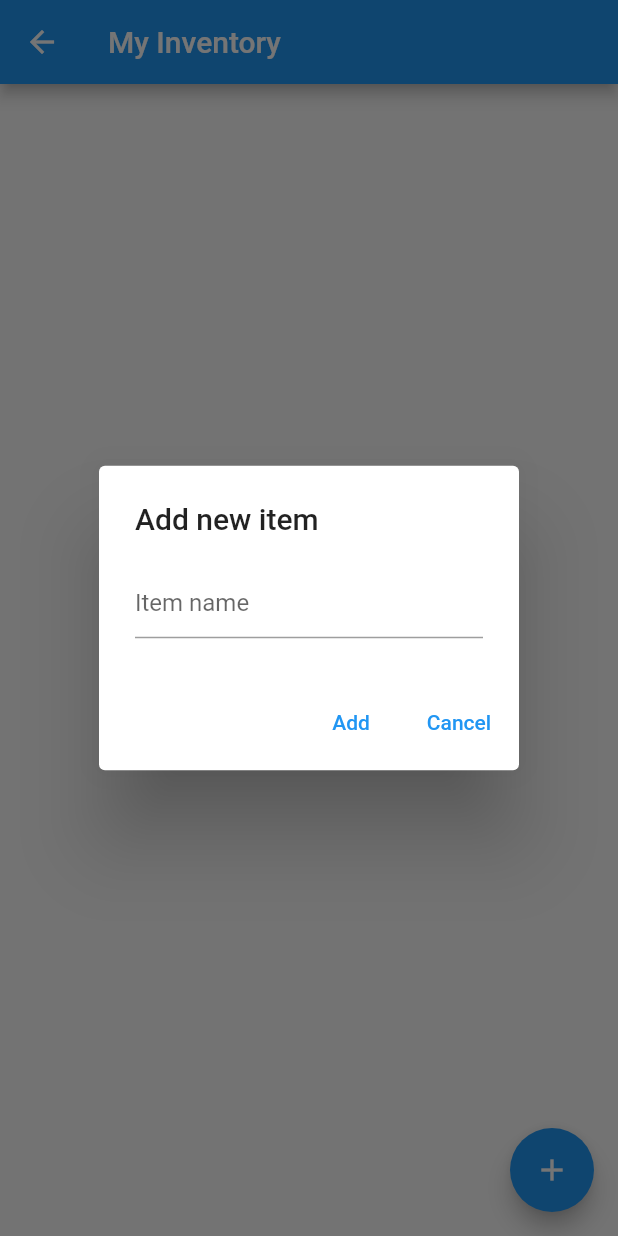
After one commit to vle3/vle3-lesson4-cmsc4303, a Flutter app: the MyInventoryScreen screen opened by its route, after a tap on the "add" icon, on a phone screen of 412 x 824 dp. The commit adds this screen. Run offline on Flutter 3.47's test engine with Material 2 defaults, Android fonts, the phone set to English and light mode, and no system bars; our stand-ins replace cloud_firestore, firebase_auth, firebase_core, firebase_storage, image_picker; accounts and stored records are empty.

Commit message:
My inventory page and Add button implementation

```diff
--- a/lib/controller/firestore_controller.dart
+++ b/lib/controller/firestore_controller.dart
@@ -1,8 +1,17 @@
 import 'package:cloud_firestore/cloud_firestore.dart';
+import 'package:lesson4/model/item.dart';
 import 'package:lesson4/model/photomemo.dart';
 
 class FirestoreController {
   static const photoMemoCollection = 'photomemo_collection';
+  static const inventoryCollection = 'inventory';
+
+  static Future<String> addItem({required Item item}) async {
+    DocumentReference ref = await FirebaseFirestore.instance
+        .collection(inventoryCollection)
+        .add(item.toFireStoreDoc());
+    return ref.id;
+  }
 
   static Future<String> addPhotoMemo({required PhotoMemo photoMemo}) async {
     DocumentReference ref = await FirebaseFirestore.instance
--- a/lib/main.dart
+++ b/lib/main.dart
@@ -3,6 +3,7 @@ import 'package:firebase_core/firebase_core.dart';
 import 'package:lesson4/model/photomemo.dart';
 import 'package:lesson4/viewscreen/createaccount_screen.dart';
 import 'package:lesson4/viewscreen/detailview_screen.dart';
+import 'package:lesson4/viewscreen/myinventory_screen.dart';
 import 'package:lesson4/viewscreen/sharedwith_screen.dart';
 import 'package:lesson4/viewscreen/startdispatcher.dart';
 import 'package:lesson4/viewscreen/view/createphotomemo_screen.dart';
@@ -29,6 +30,7 @@ class PhotoMemoApp extends StatelessWidget {
         CreatePhotoMemoScreen.routeName: (context) =>
             const CreatePhotoMemoScreen(),
         SharedWithScreen.routeName: (context) => const SharedWithScreen(),
+        MyInventoryScreen.routeName: (context) => const MyInventoryScreen(),
         DetailViewScreen.routeName: (context) {
           Object? args = ModalRoute.of(context)?.settings.arguments;
           if (args == null) {
--- /dev/null
+++ b/lib/model/item.dart
@@ -0,0 +1,59 @@
+enum DocKeyItem { name, qty, createdBy, timestamp }
+
+class Item {
+  String name;
+  int qty;
+  String createdBy;
+  String? docId;
+  DateTime? timestamp;
+
+  Item(
+      {this.docId,
+      this.timestamp,
+      required this.createdBy,
+      required this.name,
+      required this.qty}) {}
+
+  Map<String, dynamic> toFireStoreDoc() {
+    return {
+      DocKeyItem.name.name: name,
+      DocKeyItem.qty.name: qty,
+      DocKeyItem.createdBy.name: createdBy,
+      DocKeyItem.timestamp.name: timestamp
+    };
+  }
+
+  //deserialization
+  factory Item.fromFireStoreDoc({
+    required Map<String, dynamic> doc,
+    required String docId,
+  }) {
+    return Item(
+      docId: docId,
+      createdBy: doc[DocKeyItem.createdBy.name] ??= '',
+      name: doc[DocKeyItem.name.name] ??= '',
+      qty: doc[DocKeyItem.qty.name] ??= '',
+      timestamp: doc[DocKeyItem.timestamp.name] != null
+          ? DateTime.fromMillisecondsSinceEpoch(
+              doc[DocKeyItem.timestamp.name].millisecondsSinceEpoch,
+            )
+          : null,
+    );
+  }
+
+  bool isValid() {
+    if (createdBy.isEmpty || name.isEmpty || qty == 0 || timestamp == null) {
+      return false;
+    } else {
+      return true;
+    }
+  }
+
+  static String? validateName(String? value) {
+    return (value == null || value.trim().length < 3) ? 'Name too short' : null;
+  }
+
+  static String? validateQty(int qty) {
+    return (qty == null || qty <= 0) ? 'Invalid quantity' : null;
+  }
+}
--- a/lib/viewscreen/home_screen.dart
+++ b/lib/viewscreen/home_screen.dart
@@ -8,6 +8,7 @@ import 'package:lesson4/model/constants.dart';
 import 'package:lesson4/model/home_screen_model.dart';
 import 'package:lesson4/model/photomemo.dart';
 import 'package:lesson4/viewscreen/detailview_screen.dart';
+import 'package:lesson4/viewscreen/myinventory_screen.dart';
 import 'package:lesson4/viewscreen/sharedwith_screen.dart';
 import 'package:lesson4/viewscreen/view/createphotomemo_screen.dart';
 import 'package:lesson4/viewscreen/view/view_util.dart';
@@ -139,6 +140,11 @@ class _HomeState extends State<HomeScreen> {
             onTap: con.sharedWith,
           ),
           ListTile(
+            leading: const Icon(Icons.inventory),
+            title: const Text('My Inventory'),
+            onTap: con.myInventory,
+          ),
+          ListTile(
             leading: const Icon(Icons.logout),
             title: const Text('Sign out'),
             onTap: con.signOut,
@@ -230,6 +236,11 @@ class _Controller {
     Navigator.popAndPushNamed(state.context, SharedWithScreen.routeName);
   }
 
+  void myInventory() {
+    // navigate to inventory screen
+    Navigator.popAndPushNamed(state.context, MyInventoryScreen.routeName);
+  }
+
   Future<void> delete() async {
     state.render(() {
       state.screenModel.deleteInProgress = true;
--- /dev/null
+++ b/lib/viewscreen/myinventory_screen.dart
@@ -0,0 +1,75 @@
+import 'package:flutter/material.dart';
+
+class MyInventoryScreen extends StatefulWidget {
+  static const routeName = '/myInventoryScreen';
+
+  const MyInventoryScreen({Key? key}) : super(key: key);
+
+  @override
+  State<StatefulWidget> createState() {
+    return _MyInventoryState();
+  }
+}
+
+class _MyInventoryState extends State<MyInventoryScreen> {
+  late _Controller con;
+  var formKey = GlobalKey<FormState>();
+
+  @override
+  void initState() {
+    super.initState();
+    con = _Controller(this);
+  }
+
+  void render(fn) {
+    setState(fn);
+  }
+
+  @override
+  Widget build(BuildContext context) {
+    return Scaffold(
+        appBar: AppBar(
+          title: const Text(
+            'My Inventory',
+          ),
+        ),
+        floatingActionButton: FloatingActionButton(
+          onPressed: () {
+            showDialog(
+                context: context,
+                builder: (BuildContext context) {
+                  return AlertDialog(
+                    title: const Text(
+                      'Add new item',
+                    ),
+                    content: TextFormField(
+                      decoration: const InputDecoration(
+                        hintText: 'Item name',
+                      ),
+                    ),
+                    actions: [
+                      TextButton(
+                        onPressed: con.addButton,
+                        child: const Text(
+                          'Add',
+                        ),
+                      ),
+                      TextButton(
+                        child: const Text('Cancel'),
+                        onPressed: () => Navigator.pop(context),
+                      ),
+                    ],
+                  );
+                });
+          },
+          child: const Icon(Icons.add),
+        ));
+  }
+}
+
+class _Controller {
+  _MyInventoryState state;
+  _Controller(this.state);
+
+  void addButton() {}
+}
```
